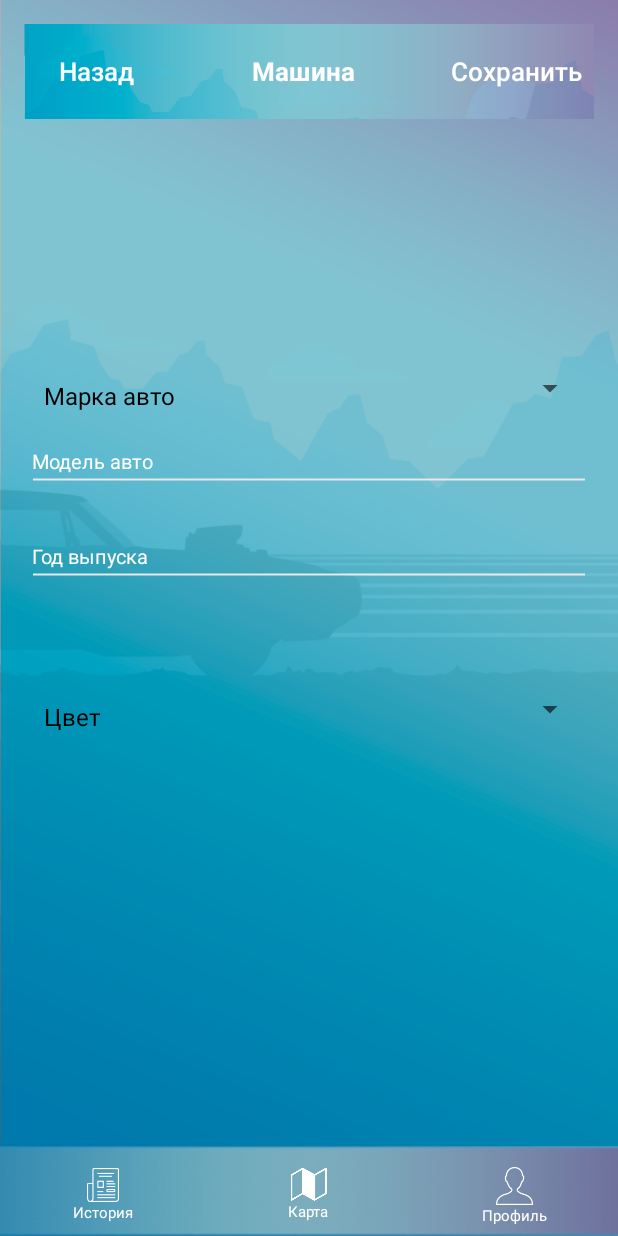
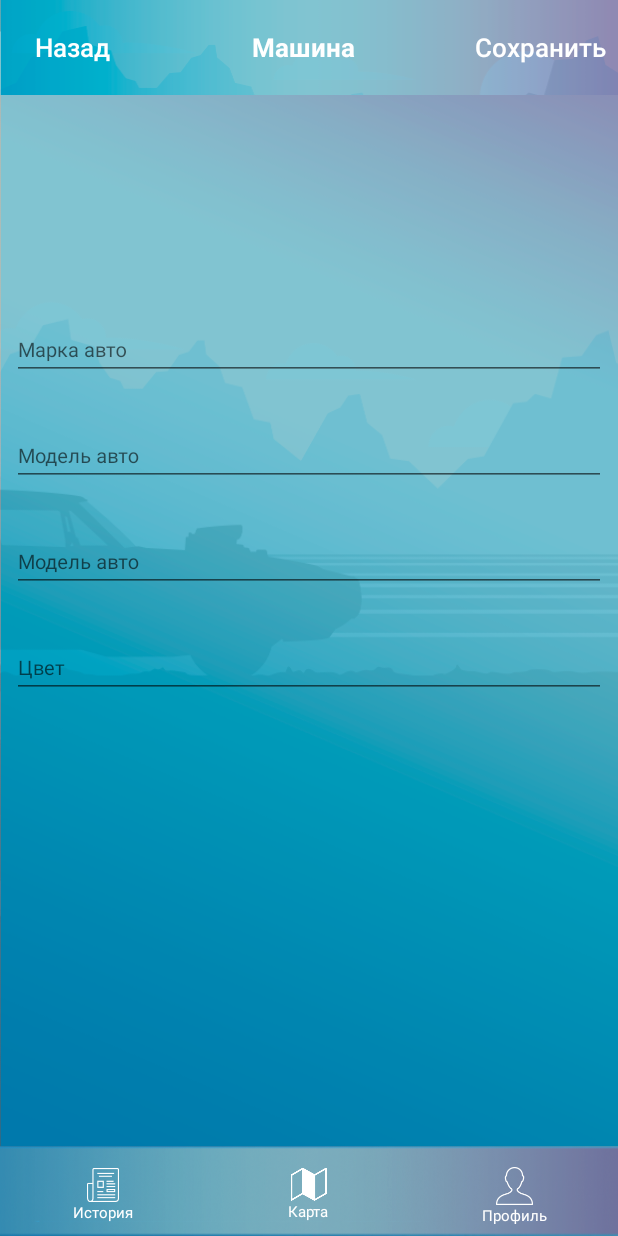
Before and after one commit to Dima2407/smapl, an Android app: the fragment SetCarFragment placed in its activity, after a tap on "OK", on a phone screen of 412 x 824 dp. Run offline under Robolectric (Android 15) with nearby library versions, the phone set to English and light mode, and no system bars; our stand-ins replace CircleImageView, data binding; libraries missing offline, so code that uses them is left out: com.afollestad.materialdialogs, com.crashlytics.android, com.facebook, com.facebook.login, com.nostra13.universalimageloader and 1 more; 9 statements that could not run were skipped.

Commit message:
Updated UI for Car Info fragment.

```diff
--- a/app/src/main/java/com/smapl_android/core/validation/Validators.java
+++ b/app/src/main/java/com/smapl_android/core/validation/Validators.java
@@ -10,6 +10,8 @@ public final class Validators {
     private static EmailValidator emailValidator;
     private static CarModelValidator carModelValidator;
     private static CarYearValidator carYearValidator;
+    private static GenericEmptyValidator carBrandValidator;
+    private static GenericEmptyValidator carColorValidator;
     private static GenericEmptyValidator genderValidator;
     private static GenericEmptyValidator ageValidator;
 
@@ -76,4 +78,18 @@ public final class Validators {
         }
         return ageValidator;
     }
+
+    public static Validator<String> getCarBrandValidator(Context context) {
+        if( carBrandValidator== null){
+            carBrandValidator = new GenericEmptyValidator(context.getString(R.string.error_empty_car_brand));
+        }
+        return carBrandValidator;
+    }
+
+    public static Validator<String> getCarColorValidator(Context context) {
+        if( carColorValidator== null){
+            carColorValidator = new GenericEmptyValidator(context.getString(R.string.error_empty_color));
+        }
+        return carColorValidator;
+    }
 }
--- a/app/src/main/java/com/smapl_android/model/CarInfoEditVM.java
+++ b/app/src/main/java/com/smapl_android/model/CarInfoEditVM.java
@@ -1,10 +1,16 @@
 package com.smapl_android.model;
 
+import android.content.Context;
 import android.content.res.Resources;
 import android.databinding.BaseObservable;
+import android.databinding.Observable;
 import android.databinding.ObservableField;
 import android.text.TextWatcher;
+
 import com.smapl_android.R;
+import com.smapl_android.core.validation.ValidationException;
+import com.smapl_android.core.validation.Validator;
+import com.smapl_android.core.validation.Validators;
 import com.smapl_android.net.requests.UpdateCarRequest;
 import com.smapl_android.net.responses.UserResponse;
 
@@ -18,14 +24,82 @@ public class CarInfoEditVM extends BaseObservable {
 
     public final ObservableField<String> carYear = new ObservableField<>();
 
-    public void apply(UserInfo userInfo){
+
+    //region errors
+    public final ObservableField<String> carBrandError = new ObservableField<>();
+    public final ObservableField<String> carModelError = new ObservableField<>();
+    public final ObservableField<String> carColorError = new ObservableField<>();
+    public final ObservableField<String> carYearError = new ObservableField<>();
+    private Validator<String> carModelValidator;
+    private Validator<String> carYearValidator;
+    private Validator<String> carBrandValidator;
+    private Validator<String> carColorValidator;
+
+    //endregion
+    public void init(Context context) {
+        carModelValidator = Validators.getCarModelValidator(context);
+        carYearValidator = Validators.getCarYearValidator(context);
+        carBrandValidator = Validators.getCarBrandValidator(context);
+        carColorValidator = Validators.getCarColorValidator(context);
+        carModel.addOnPropertyChangedCallback(new OnPropertyChangedCallback() {
+            @Override
+            public void onPropertyChanged(Observable sender, int propertyId) {
+                try {
+                    if (carModelValidator.validate(carModel.get())) {
+                        carModelError.set("");
+                    }
+                } catch (ValidationException e) {
+                    carModelError.set(e.getMessage());
+                }
+            }
+        });
+        carYear.addOnPropertyChangedCallback(new OnPropertyChangedCallback() {
+            @Override
+            public void onPropertyChanged(Observable sender, int propertyId) {
+                try {
+                    if (carYearValidator.validate(carYear.get())) {
+                        carYearError.set("");
+                    }
+                } catch (ValidationException e) {
+                    carYearError.set(e.getMessage());
+                }
+            }
+        });
+        carBrand.addOnPropertyChangedCallback(new OnPropertyChangedCallback() {
+            @Override
+            public void onPropertyChanged(Observable sender, int propertyId) {
+                try {
+                    if (carBrandValidator.validate(carBrand.get())) {
+                        carBrandError.set("");
+                    }
+                } catch (ValidationException e) {
+                    carBrandError.set(e.getMessage());
+                }
+            }
+        });
+        carColor.addOnPropertyChangedCallback(new OnPropertyChangedCallback() {
+            @Override
+            public void onPropertyChanged(Observable sender, int propertyId) {
+                try {
+                    if (carColorValidator.validate(carColor.get())) {
+                        carColorError.set("");
+                    }
+                } catch (ValidationException e) {
+                    carColorError.set(e.getMessage());
+                }
+            }
+        });
+
+    }
+
+    public void apply(UserInfo userInfo) {
         carBrand.set(userInfo.carBrand.get());
         carModel.set(userInfo.carModel.get());
         carColor.set(userInfo.carColor.get());
         carYear.set(userInfo.carYear.get());
     }
 
-    public UpdateCarRequest toUpdateCar(){
+    public UpdateCarRequest toUpdateCar() {
         UpdateCarRequest request = new UpdateCarRequest();
         request.setCarMark(carBrand.get());
         request.setCarColor(carColor.get());
--- a/app/src/main/java/com/smapl_android/model/UserInfoEditVM.java
+++ b/app/src/main/java/com/smapl_android/model/UserInfoEditVM.java
@@ -49,21 +49,7 @@ public class UserInfoEditVM extends BaseObservable {
         ageValidator = Validators.getAgeValidator(context);
         maleText = context.getString(R.string.man);
         femaleText = context.getString(R.string.woman);
-    }
 
-
-    public void apply(UserInfo userInfo) {
-        name.set(userInfo.name.get());
-        if (GENDER_MAN.equalsIgnoreCase(userInfo.getResponse().getGender())) {
-            gender.set(maleText);
-        } else if (GENDER_WOMAN.equalsIgnoreCase(userInfo.getResponse().getGender())) {
-            gender.set(femaleText);
-        } else {
-            gender.set("");
-        }
-        phone.set(userInfo.getResponse().getMobileNumber());
-        age.set(userInfo.getResponse().getAge());
-        interests.set(TextUtils.join(",", userInfo.getResponse().getInterests()));
         phone.addOnPropertyChangedCallback(new OnPropertyChangedCallback() {
             @Override
             public void onPropertyChanged(Observable sender, int propertyId) {
@@ -118,6 +104,21 @@ public class UserInfoEditVM extends BaseObservable {
         });
     }
 
+
+    public void apply(UserInfo userInfo) {
+        name.set(userInfo.name.get());
+        if (GENDER_MAN.equalsIgnoreCase(userInfo.getResponse().getGender())) {
+            gender.set(maleText);
+        } else if (GENDER_WOMAN.equalsIgnoreCase(userInfo.getResponse().getGender())) {
+            gender.set(femaleText);
+        } else {
+            gender.set("");
+        }
+        phone.set(userInfo.getResponse().getMobileNumber());
+        age.set(userInfo.getResponse().getAge());
+        interests.set(TextUtils.join(",", userInfo.getResponse().getInterests()));
+    }
+
     public EditProfileRequest toUpdateRequest() {
         EditProfileRequest request = new EditProfileRequest();
         request.setName(name.get());
--- a/app/src/main/java/com/smapl_android/ui/fragments/ProfileFragment.java
+++ b/app/src/main/java/com/smapl_android/ui/fragments/ProfileFragment.java
@@ -13,6 +13,8 @@ import com.smapl_android.core.SuccessOutput;
 import com.smapl_android.databinding.FragmentProfileBinding;
 import com.smapl_android.ui.activities.AuthActivity;
 import com.smapl_android.ui.base.BaseFragment;
+import com.smapl_android.ui.fragments.profile.AboutMeFragment;
+import com.smapl_android.ui.fragments.profile.SetCarFragment;
 
 public class ProfileFragment extends BaseFragment {
 
--- a/app/src/main/java/com/smapl_android/ui/fragments/AboutMeFragment.java
+++ b/app/src/main/java/com/smapl_android/ui/fragments/profile/AboutMeFragment.java
@@ -1,4 +1,4 @@
-package com.smapl_android.ui.fragments;
+package com.smapl_android.ui.fragments.profile;
 
 import android.content.DialogInterface;
 import android.databinding.DataBindingUtil;
--- a/app/src/main/java/com/smapl_android/ui/fragments/SetCarFragment.java
+++ b/app/src/main/java/com/smapl_android/ui/fragments/profile/SetCarFragment.java
@@ -1,4 +1,4 @@
-package com.smapl_android.ui.fragments;
+package com.smapl_android.ui.fragments.profile;
 
 import android.databinding.DataBindingUtil;
 import android.os.Bundle;
@@ -6,6 +6,9 @@ import android.support.annotation.Nullable;
 import android.view.LayoutInflater;
 import android.view.View;
 import android.view.ViewGroup;
+
+import com.afollestad.materialdialogs.MaterialDialog;
+import com.afollestad.materialdialogs.Theme;
 import com.smapl_android.R;
 import com.smapl_android.core.CoreRequest;
 import com.smapl_android.core.SuccessOutput;
@@ -16,6 +19,9 @@ import com.smapl_android.model.CarInfoEditVM;
 import com.smapl_android.net.requests.UpdateCarRequest;
 import com.smapl_android.net.responses.UserResponse;
 import com.smapl_android.ui.base.BaseFragment;
+
+import java.util.Arrays;
+import java.util.List;
 
 public class SetCarFragment extends BaseFragment {
 
@@ -34,6 +40,7 @@ public class SetCarFragment extends BaseFragment {
     @Override
     public void onActivityCreated(@Nullable Bundle savedInstanceState) {
         super.onActivityCreated(savedInstanceState);
+        carInfo.init(getActivity());
         carInfo.apply(getCoreActivity().getUserInfo());
     }
 
@@ -71,5 +78,43 @@ public class SetCarFragment extends BaseFragment {
             getCoreService()
                     .updateCar(updateUserRequest, request);
         }
+
+        public void selectCarBrand(){
+            List<String> strings = Arrays.asList(getActivity().getResources().getStringArray(R.array.car_brand));
+            final int selectedIndex = strings.indexOf(carInfo.carBrand.get());
+            new MaterialDialog.Builder(getActivity())
+                    .theme(Theme.LIGHT)
+                    .title(R.string.select_car_brand)
+                    .items(R.array.car_brand)
+                    .itemsCallbackSingleChoice(selectedIndex, new MaterialDialog.ListCallbackSingleChoice() {
+                        @Override
+                        public boolean onSelection(MaterialDialog dialog, View itemView, int which, CharSequence text) {
+                            carInfo.carBrand.set(text.toString());
+                            return true;
+                        }
+                    })
+                    .alwaysCallSingleChoiceCallback()
+                    .negativeText(android.R.string.cancel)
+                    .show();
+        }
+
+        public void selectCarColor(){
+            List<String> strings = Arrays.asList(getActivity().getResources().getStringArray(R.array.car_color));
+            final int selectedIndex = strings.indexOf(carInfo.carColor.get());
+            new MaterialDialog.Builder(getActivity())
+                    .theme(Theme.LIGHT)
+                    .title(R.string.select_car_color)
+                    .items(R.array.car_color)
+                    .itemsCallbackSingleChoice(selectedIndex, new MaterialDialog.ListCallbackSingleChoice() {
+                        @Override
+                        public boolean onSelection(MaterialDialog dialog, View itemView, int which, CharSequence text) {
+                            carInfo.carColor.set(text.toString());
+                            return true;
+                        }
+                    })
+                    .alwaysCallSingleChoiceCallback()
+                    .negativeText(android.R.string.cancel)
+                    .show();
+        }
     }
 }
--- a/app/src/main/res/layout/fragment_about_me.xml
+++ b/app/src/main/res/layout/fragment_about_me.xml
@@ -15,7 +15,7 @@
 
         <variable
             name="presenter"
-            type="com.smapl_android.ui.fragments.AboutMeFragment.Presenter" />
+            type="com.smapl_android.ui.fragments.profile.AboutMeFragment.Presenter" />
     </data>
 
     <LinearLayout
--- a/app/src/main/res/layout/fragment_set_car.xml
+++ b/app/src/main/res/layout/fragment_set_car.xml
@@ -1,7 +1,7 @@
 <?xml version="1.0" encoding="utf-8"?>
 <layout xmlns:android="http://schemas.android.com/apk/res/android"
-        xmlns:custom="http://schemas.android.com/apk/res-auto"
-        xmlns:bind="http://schemas.android.com/tools">
+    xmlns:bind="http://schemas.android.com/tools"
+    xmlns:custom="http://schemas.android.com/apk/res-auto">
 
     <data>
 
@@ -15,96 +15,136 @@
 
         <variable
             name="presenter"
-            type="com.smapl_android.ui.fragments.SetCarFragment.Presenter" />
+            type="com.smapl_android.ui.fragments.profile.SetCarFragment.Presenter" />
     </data>
 
     <LinearLayout
         android:layout_width="match_parent"
         android:layout_height="match_parent"
         android:background="@drawable/bg"
-        android:orientation="vertical"
-        android:paddingLeft="@dimen/layout_padding_left"
-        android:paddingRight="@dimen/layout_padding_right"
-        android:paddingTop="@dimen/layout_padding_top"
-        android:paddingBottom="@dimen/layout_padding_bottom">
+        android:orientation="vertical">
 
         <com.smapl_android.ui.widgets.SimpleTopBar
             android:id="@+id/linear_edit_car_menu"
             android:layout_width="match_parent"
             android:layout_height="wrap_content"
+            custom:centerText="@string/set_car"
+            custom:leftClick="@{() -> presenter.onBackClicked()}"
             custom:leftText="@string/back"
-                custom:centerText="@string/set_car"
-                custom:rightText="@string/save"
-                custom:leftClick="@{() -> presenter.onBackClicked()}"
-                custom:rightClick="@{() -> presenter.onSaveClicked()}"/>
+            custom:rightClick="@{() -> presenter.onSaveClicked()}"
+            custom:rightText="@string/save" />
 
-        <RelativeLayout
+        <LinearLayout
             android:layout_width="match_parent"
             android:layout_height="match_parent"
-            android:layout_margin="5dp">
+            android:orientation="vertical"
+            android:paddingBottom="40dp"
+            android:paddingEnd="8dp"
+            android:paddingStart="8dp"
+            android:paddingTop="40dp">
 
             <com.smapl_android.ui.widgets.UserInfoBar
-                    android:id="@+id/img_circle_set_car_photo"
-                    android:layout_marginTop="35dp"
-                    android:layout_marginLeft="6dp"
                 android:layout_width="match_parent"
                 android:layout_height="wrap_content"
+                custom:carInfo="@{user.carBrandModel}"
+                custom:carPhoto="@{user.carPhoto}"
                 custom:leftSpace="6dp"
-                    custom:userName="@{user.name}"
-                    custom:carInfo="@{user.carBrandModel}"
-                    custom:carPhoto="@{user.carPhoto}"/>
+                custom:userName="@{user.name}" />
 
 
-            <com.smapl_android.ui.widgets.AboutYourSelfSpinner
-                android:id="@+id/linear_set_car_brand"
+            <LinearLayout
+                android:layout_width="match_parent"
+                android:layout_height="match_parent"
+                android:orientation="vertical"
+                android:paddingTop="40dp">
+
+
+                <android.support.design.widget.TextInputLayout
                     android:layout_width="match_parent"
                     android:layout_height="wrap_content"
-                android:layout_below="@id/img_circle_set_car_photo"
-                android:layout_marginTop="50dp"
-                android:paddingTop="@dimen/edit_password_edit_padding_top"
-                custom:items="@array/car_brand"
-                custom:hint="@string/hint_car_brand"
-                bind:selectedValue="@={car.carBrand}"/>
+                    custom:error="@{car.carBrandError}"
+                    custom:errorEnabled="true">
 
-            <EditText
-                android:id="@+id/edit_set_car_model"
+                    <android.support.design.widget.TextInputEditText
                         android:layout_width="match_parent"
                         android:layout_height="wrap_content"
-                android:layout_below="@id/linear_set_car_brand"
-                android:background="@drawable/edit_text_line_background"
-                android:hint="@string/hint_car_model"
-                android:text="@={car.carModel}"
-                android:paddingTop="@dimen/edit_password_edit_padding_top"
-                android:textSize="@dimen/core_text_size"
-                android:textColorHint="@android:color/white" />
+                        android:clickable="true"
+                        android:cursorVisible="false"
+                        android:focusableInTouchMode="false"
+                        android:hint="@string/hint_car_brand"
+                        android:inputType="text"
+                        android:onClick="@{ () -> presenter.selectCarBrand()}"
+                        android:text="@={car.carBrand}"
+                        android:textColor="@android:color/white"
+                        android:textColorHint="@android:color/white"
+                        android:textSize="@dimen/core_text_size" />
 
-            <EditText
-                android:id="@+id/edit_set_car_year_issue"
+                </android.support.design.widget.TextInputLayout>
+
+                <android.support.design.widget.TextInputLayout
                     android:layout_width="match_parent"
                     android:layout_height="wrap_content"
-                android:layout_below="@id/edit_set_car_model"
-                android:background="@drawable/edit_text_line_background"
-                android:hint="@string/hint_car_year_issue"
+                    custom:error="@{car.carModelError}"
+                    custom:errorEnabled="true">
+
+                    <android.support.design.widget.TextInputEditText
+                        android:layout_width="match_parent"
+                        android:layout_height="wrap_content"
+                        android:hint="@string/hint_car_model"
+                        android:inputType="text"
+                        android:text="@={car.carModel}"
+                        android:textColor="@android:color/white"
+                        android:textColorHint="@android:color/white"
+                        android:textSize="@dimen/core_text_size" />
+
+                </android.support.design.widget.TextInputLayout>
+
+
+                <android.support.design.widget.TextInputLayout
+                    android:layout_width="match_parent"
+                    android:layout_height="wrap_content"
+                    custom:error="@{car.carYearError}"
+                    custom:errorEnabled="true">
+
+                    <android.support.design.widget.TextInputEditText
+                        android:layout_width="match_parent"
+                        android:layout_height="wrap_content"
+                        android:hint="@string/hint_car_model"
                         android:inputType="number"
                         android:maxLength="4"
                         android:text="@={car.carYear}"
-                android:paddingTop="@dimen/edit_password_edit_padding_top"
-                android:textSize="@dimen/core_text_size"
-                android:textColorHint="@android:color/white" />
+                        android:textColor="@android:color/white"
+                        android:textColorHint="@android:color/white"
+                        android:textSize="@dimen/core_text_size" />
 
-            <com.smapl_android.ui.widgets.AboutYourSelfSpinner
-                android:id="@+id/edit_set_car_color"
+                </android.support.design.widget.TextInputLayout>
+
+
+                <android.support.design.widget.TextInputLayout
                     android:layout_width="match_parent"
                     android:layout_height="wrap_content"
-                android:layout_below="@id/edit_set_car_year_issue"
-                android:paddingTop="@dimen/edit_password_edit_padding_top"
-                custom:hint="@string/hint_car_color"
-                custom:items="@array/car_color"
-                bind:selectedValue="@={user.carColor}"
-                android:layout_marginTop="@dimen/about_yourself_indent" />
+                    custom:error="@{car.carColorError}"
+                    custom:errorEnabled="true">
 
+                    <android.support.design.widget.TextInputEditText
+                        android:layout_width="match_parent"
+                        android:layout_height="wrap_content"
+                        android:clickable="true"
+                        android:cursorVisible="false"
+                        android:focusableInTouchMode="false"
+                        android:hint="@string/hint_car_color"
+                        android:inputType="text"
+                        android:onClick="@{ () -> presenter.selectCarColor()}"
+                        android:text="@={car.carColor}"
+                        android:textColor="@android:color/white"
+                        android:textColorHint="@android:color/white"
+                        android:textSize="@dimen/core_text_size" />
 
-        </RelativeLayout>
+                </android.support.design.widget.TextInputLayout>
+
+            </LinearLayout>
+
+        </LinearLayout>
 
     </LinearLayout>
 </layout>
--- a/app/src/main/res/values/strings.xml
+++ b/app/src/main/res/values/strings.xml
@@ -170,4 +170,8 @@
     <string name="select_age">Выберите возраст</string>
     <string name="error_empty_age">Вы не выбрали возраст</string>
     <string name="select_interests">Выберите интересы</string>
+    <string name="select_car_brand">Выберите модель автомобиля</string>
+    <string name="select_car_color">Выберите цвет машины</string>
+    <string name="error_empty_car_brand">Вы не выбрали марку авто</string>
+    <string name="error_empty_color">Вы не выбрали цвет</string>
 </resources>
```
Lines whose indentation alone changed are shown as unchanged.
